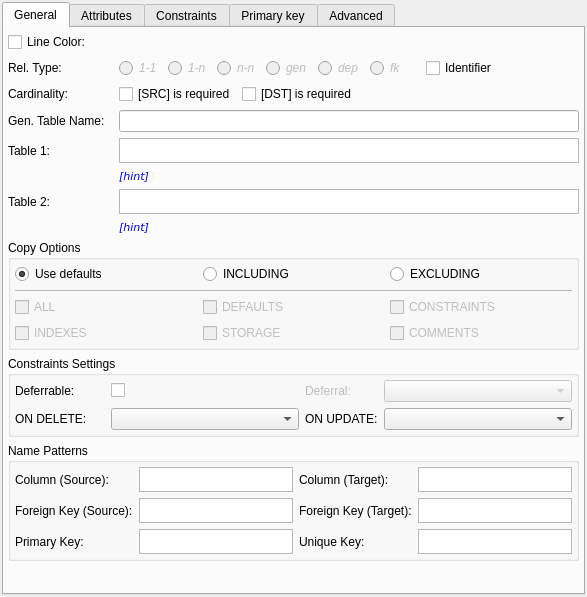
Old version of the form libpgmodeler_ui/ui/relationshipwidget.ui in the repository pgmodeler/pgmodeler.
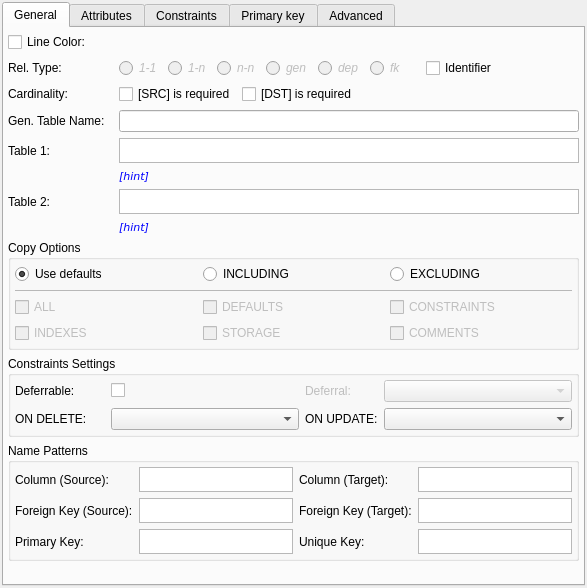
New version of the form.

```diff
--- a/libpgmodeler_ui/ui/relationshipwidget.ui
+++ b/libpgmodeler_ui/ui/relationshipwidget.ui
@@ -7,7 +7,7 @@
     <x>0</x>
     <y>0</y>
     <width>587</width>
-    <height>597</height>
+    <height>588</height>
    </rect>
   </property>
   <property name="sizePolicy">
```
